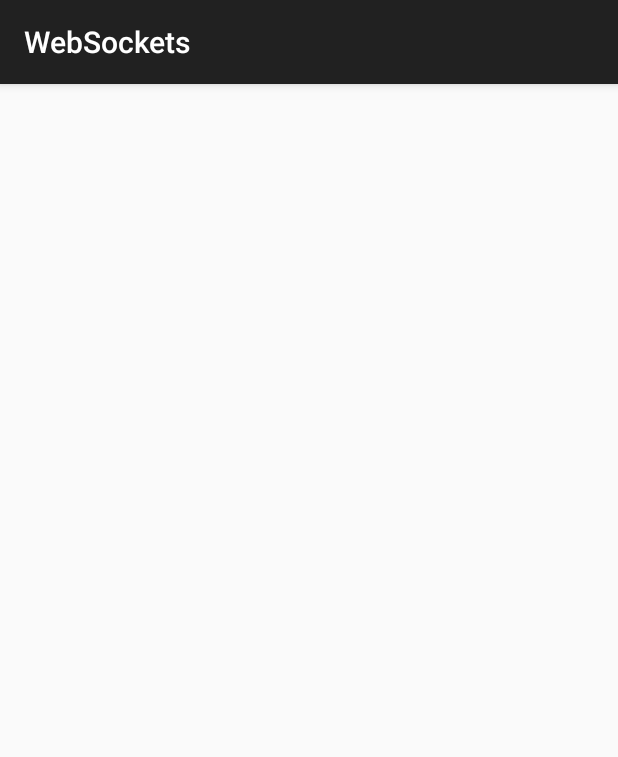
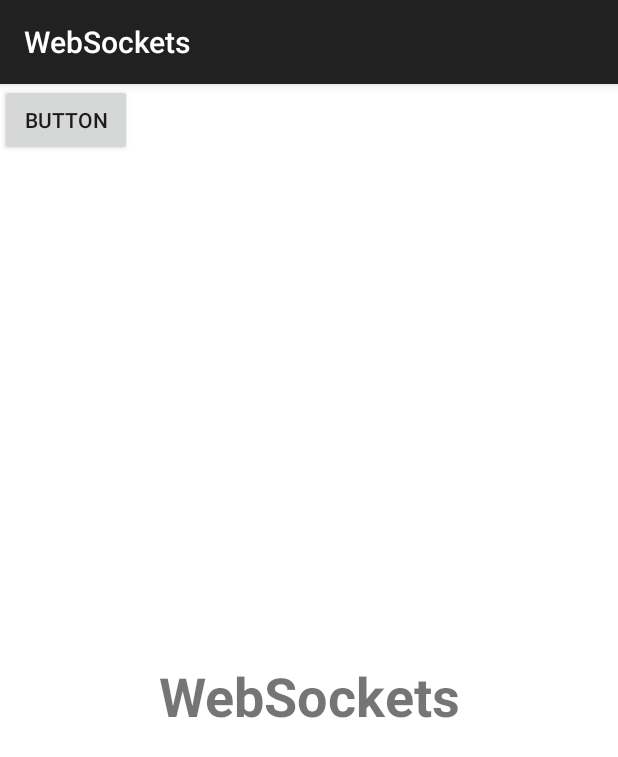
Before and after one commit to pjcbakx/AndroidAssesments, an Android app: the screen it shows after launch (MainActivity), on a phone screen of 412 x 824 dp. Shown: the top 757 px of the screen. Run offline under Robolectric (Android 15) with nearby library versions, the phone set to English and light mode, and no system bars; libraries missing offline, so code that uses them is left out: io.socket.client, io.socket.emitter; 2 statements that could not run were skipped.

Commit message:
Working version of WebSocketsClient

```diff
--- a/WebSocketsClient/app/src/main/AndroidManifest.xml
+++ b/WebSocketsClient/app/src/main/AndroidManifest.xml
@@ -19,6 +19,7 @@
                 <category android:name="android.intent.category.LAUNCHER" />
             </intent-filter>
         </activity>
+        <activity android:name="nl.avans.vincent.websocketsclient.OrientationActivity"></activity>
     </application>
 
 </manifest>
--- a/WebSocketsClient/app/src/main/java/nl/avans/vincent/websocketsclient/MainActivity.java
+++ b/WebSocketsClient/app/src/main/java/nl/avans/vincent/websocketsclient/MainActivity.java
@@ -1,32 +1,70 @@
 package nl.avans.vincent.websocketsclient;
 
+import android.content.Intent;
 import android.support.v7.app.AppCompatActivity;
 import android.os.Bundle;
-import android.util.Log;
-import android.view.OrientationEventListener;
 import android.view.View;
 import android.view.WindowManager;
-import android.widget.TextView;
+import android.widget.Button;
 
-public class MainActivity extends AppCompatActivity implements WebSocket.OnLightSocketListener {
+public class MainActivity extends AppCompatActivity {
     View rootView;
     private static String TAG = "landscape";
+    private static WebSocket webSocket;
 
     @Override
     protected void onCreate(Bundle savedInstanceState) {
         super.onCreate(savedInstanceState);
         setContentView(R.layout.activity_main);
 
+        addListenerOnButton();
+
+        //Makes new thread for the background and text
+        //Thread thread = new Thread(new Runnable() {
+        //    @Override
+        //    public void run() {
+        //        runOnMainThread();
+        //    }
+        //});
+        //thread.start();
+
         getWindow().addFlags(WindowManager.LayoutParams.FLAG_KEEP_SCREEN_ON);
 
         rootView = findViewById(R.id.main_root);
 
-        new WebSocket(this).connect();
+        webSocket = new WebSocket();
+        webSocket.connect();
+
     }
 
+    /*
     @Override
     public void onColorReceived(int color) {
         rootView.setBackgroundColor(color);
     }
+    */
+
+    private void runOnMainThread() {
+        // Create handler for the Main Looper and execute code on Main Looper
+        //Handler handler = new android.os.Handler(Looper.getMainLooper());
+        //handler.post(runnable);
+
+       // WebSocketSingleton.setWebSocket(webSocket);
+       // Intent intent = new Intent(getApplicationContext(), OrientationActivity.class);
+       // startActivity(intent);
+    }
+
+
+    public void addListenerOnButton() {
+        final Button button = (Button) findViewById(R.id.pushButton);
+
+        button.setOnClickListener(new View.OnClickListener() {
+            public void onClick(View v) {
+                WebSocketSingleton.setWebSocket(webSocket);
+                Intent intent = new Intent(getApplicationContext(), OrientationActivity.class);
+                startActivity(intent);
+            }
+        });
+    }
 
 }
--- a/WebSocketsClient/app/src/main/java/nl/avans/vincent/websocketsclient/WebSocket.java
+++ b/WebSocketsClient/app/src/main/java/nl/avans/vincent/websocketsclient/WebSocket.java
@@ -2,15 +2,19 @@
 
 import android.app.Activity;
 import android.content.Context;
+import android.content.DialogInterface;
 import android.content.Intent;
-import android.content.res.Configuration;
 import android.graphics.Color;
+import android.os.Bundle;
 import android.os.Handler;
 import android.os.Looper;
+import android.support.v7.app.AppCompatActivity;
 import android.util.Log;
-import android.widget.Toast;
-
-import org.json.JSONException;
+import android.view.Display;
+import android.view.View;
+import android.view.WindowManager;
+import android.widget.Button;
+import android.widget.TextView;
 import org.json.JSONObject;
 
 import java.net.URISyntaxException;
@@ -24,28 +28,27 @@
  */
 public class WebSocket {
     private static final String LOG_TAG = "WebSocket";
-    private static final String BASE_URL = "http://127.0.0.1:3003";
+    private static final String BASE_URL = "http://192.168.0.14:3003";
     //private static final String TAG = "";
 
     private Socket socket;
-    private OnLightSocketListener listener;
+    private int color;
+    //private OnLightSocketListener listener;
 
-    public WebSocket(OnLightSocketListener listener) {
-        this.listener = listener;
+    public WebSocket() {
+      //  this.listener = listener;
         try {
             socket = IO.socket(BASE_URL);
         } catch (URISyntaxException e) {
             Log.e(LOG_TAG, "Error initializing socket, URI invalid", e);
         }
 
-       // Intent i = new Intent(getApplicationContext(), OrientationActivity.class);
-      //  startActivity(i);
-
     }
 
     public void connect() {
         if (socket != null) {
             // Register events and connect
+
             socket.on("bgcolor", new colorBroadcastListener());
             socket.connect();
         }
@@ -59,9 +62,18 @@
         }
     }
 
+    public Socket getSocket() {
+        return socket;
+    }
+
+    public int getColor() {
+        return color;
+    }
+
     private class colorBroadcastListener implements Emitter.Listener {
         @Override
         public void call(Object... args) {
+
             try {
                 // Parse JSON and get result
                 JSONObject response = (JSONObject) args[0];
@@ -70,14 +82,16 @@
                 int b = response.getInt("b");
                 int a = response.getInt("a");
 
-                final int color = Color.argb(a, r, g, b);
+                color = Color.argb(a, r, g, b);
 
+                /*
                 runOnMainThread(new Runnable() {
                     @Override
                     public void run() {
                         listener.onColorReceived(color);
                     }
                 });
+                */
 
             } catch (Exception e) {
                 Log.e(LOG_TAG, "Error getting result from JSON", e);
@@ -85,6 +99,7 @@
         }
     }
 
+    /*
     private void runOnMainThread(Runnable runnable) {
         // Create handler for the Main Looper and execute code on Main Looper
         Handler handler = new android.os.Handler(Looper.getMainLooper());
@@ -94,5 +109,5 @@
     interface OnLightSocketListener {
         void onColorReceived(int color);
     }
-
+    */
 }
--- a/WebSocketsClient/app/src/main/res/layout/activity_main.xml
+++ b/WebSocketsClient/app/src/main/res/layout/activity_main.xml
@@ -6,20 +6,21 @@
     android:layout_height="match_parent"
     android:id="@+id/main_root"
     android:orientation="vertical"
-    tools:background="#ffffff"
+    android:background="#ffffff"
     tools:context=".MainActivity">
 
-    <ImageView
-        android:layout_width="match_parent"
-        android:layout_height="0dp"
-        android:layout_weight="3" />
+    <Button
+        android:id="@+id/pushButton"
+        android:layout_width="wrap_content"
+        android:layout_height="wrap_content"
+        android:text="Button" />
 
     <TextView
         android:id="@+id/text_message"
-        android:layout_width="match_parent"
-        android:layout_height="0dp"
-        android:layout_weight="1"
-        android:gravity="center_horizontal"
-        android:textAppearance="@style/TextAppearance.AppCompat.Headline"
-        tools:text="WebSockets" />
+        android:layout_width="fill_parent"
+        android:layout_height="fill_parent"
+        android:text="WebSockets"
+        android:textSize="36dp"
+        android:textStyle="bold"
+        android:gravity="center" />
 </LinearLayout>
```
Also changed, not shown: WebSocketsClient/app/src/main/java/nl/avans/vincent/websocketsclient/OrientationActivity.java (+29 -63 lines), WebSocketsClient/app/src/main/java/nl/avans/vincent/websocketsclient/WebSocketSingleton.java (added, +18 -0 lines), 1 other file.
